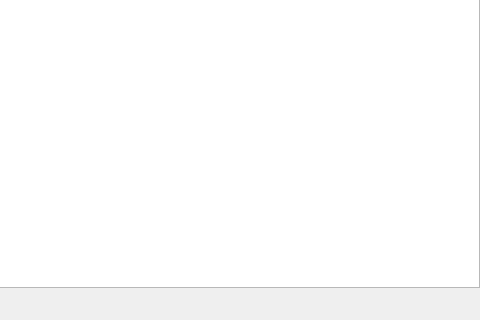
Above: ui/PositionCorrectionDialog.ui from kunlingertfk-lang/-v2- before the change; both pictures show x 840 to 1320 and y 500 to 820 of the 1320 by 820 pixel window. Below: the same form after it.
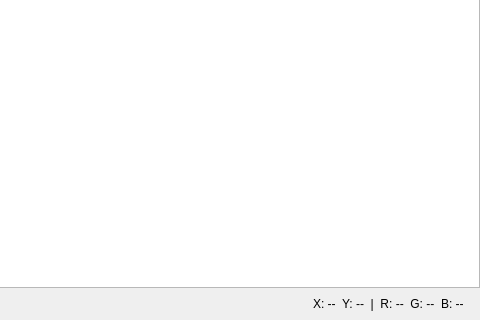
That is the form after the change.

What changed in the file:
```diff
--- a/ui/PositionCorrectionDialog.ui
+++ b/ui/PositionCorrectionDialog.ui
@@ -406,6 +406,13 @@
              </property>
             </spacer>
            </item>
+           <item>
+            <widget class="QLabel" name="viewerCursorLabel">
+             <property name="text">
+              <string>X: --  Y: --  |  R: --  G: --  B: --</string>
+             </property>
+            </widget>
+           </item>
           </layout>
          </widget>
         </item>
```
Lines whose indentation alone changed are shown as unchanged.
